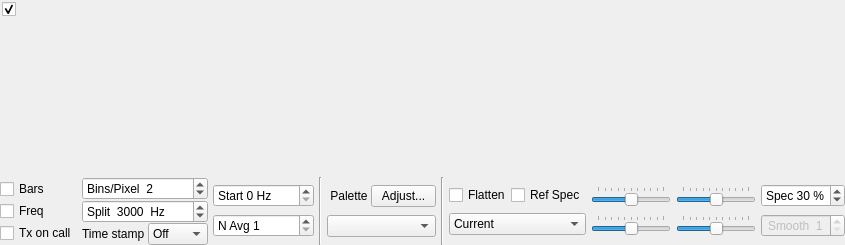
Qt form widgets/widegraph.ui (WSJTX/wsjtx) before a commit.
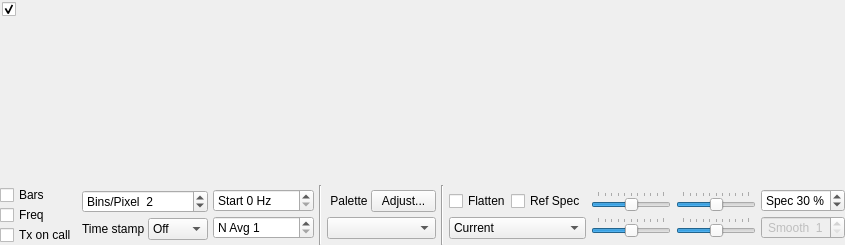
The same form after that commit. Custom widgets are drawn as their Qt base class.

The edit to the form file:
```diff
--- a/widgets/widegraph.ui
+++ b/widgets/widegraph.ui
@@ -226,34 +226,6 @@
           </property>
          </widget>
         </item>
-        <item>
-         <widget class="QSpinBox" name="fSplitSpinBox">
-          <property name="minimumSize">
-           <size>
-            <width>100</width>
-            <height>0</height>
-           </size>
-          </property>
-          <property name="toolTip">
-           <string>&lt;html&gt;&lt;head/&gt;&lt;body&gt;&lt;p&gt;Decode JT9 only above this frequency&lt;/p&gt;&lt;/body&gt;&lt;/html&gt;</string>
-          </property>
-          <property name="suffix">
-           <string>  Hz</string>
-          </property>
-          <property name="prefix">
-           <string>Split  </string>
-          </property>
-          <property name="maximum">
-           <number>5000</number>
-          </property>
-          <property name="singleStep">
-           <number>100</number>
-          </property>
-          <property name="value">
-           <number>3000</number>
-          </property>
-         </widget>
-        </item>
         <item>
          <layout class="QHBoxLayout" name="horizontalLayout_2">
           <item>
```
